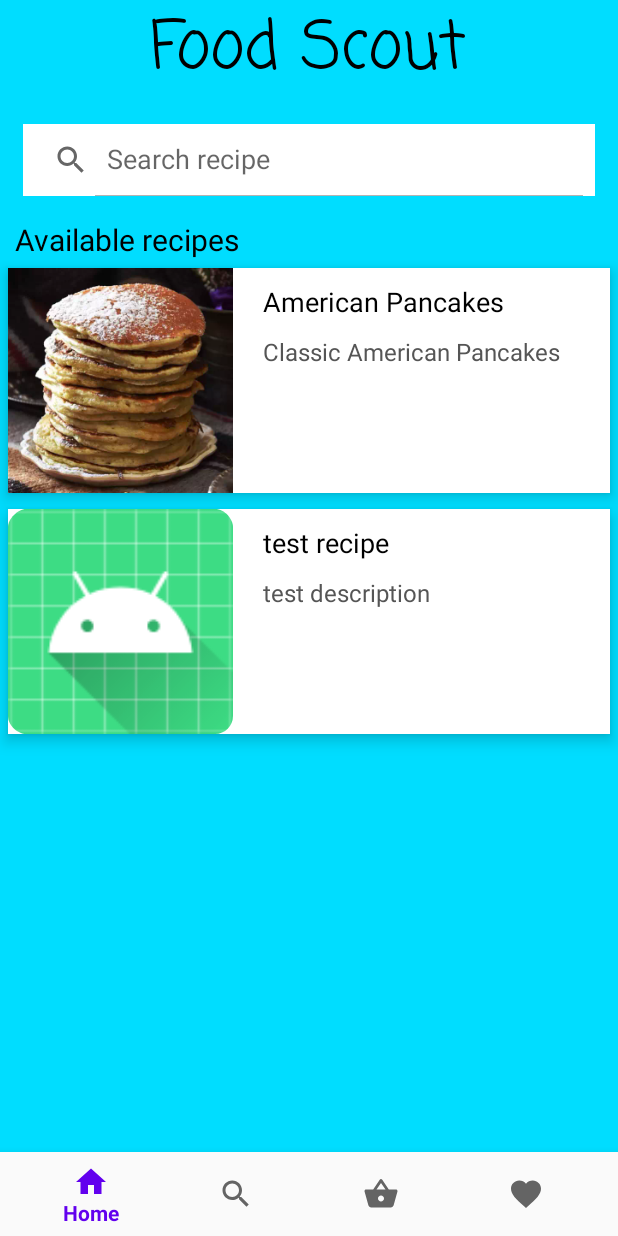
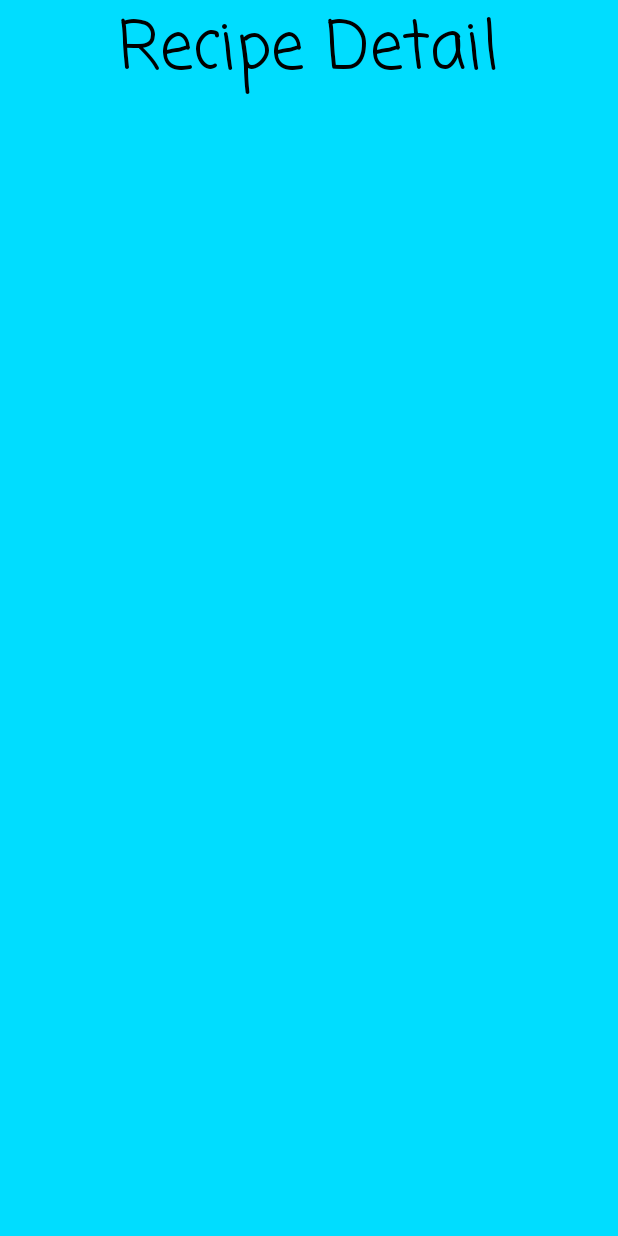
Before and after one commit to LePeppino/Resteverwerter, an Android app: the screen it shows after launch (MainActivity before the commit, RecipeDetailActivity after it), after a tap on an icon or button, on a phone screen of 412 x 824 dp. Run offline under Robolectric (Android 15) with nearby library versions, the phone set to English and light mode, and no system bars; our stand-ins replace Room's generated code; pictures from the network do not load.

Commit message:
revamped database with cross-refs, added empty recipeDetailActivity

```diff
--- a/app/build.gradle
+++ b/app/build.gradle
@@ -31,6 +31,7 @@ dependencies {
     implementation fileTree(dir: "libs", include: ["*.jar"])
     implementation 'androidx.appcompat:appcompat:1.2.0'
     implementation 'androidx.constraintlayout:constraintlayout:2.0.4'
+    implementation 'androidx.legacy:legacy-support-v4:1.0.0'
 
     testImplementation 'junit:junit:4.13.1'
 
--- a/app/src/main/AndroidManifest.xml
+++ b/app/src/main/AndroidManifest.xml
@@ -4,12 +4,13 @@
 
     <application
         android:allowBackup="true"
-        android:requestLegacyExternalStorage="true"
         android:icon="@mipmap/ic_launcher"
         android:label="@string/app_name"
+        android:requestLegacyExternalStorage="true"
         android:roundIcon="@mipmap/ic_launcher_round"
         android:supportsRtl="true"
         android:theme="@style/AppTheme">
+        <activity android:name=".ui.RecipeDetailActivity"></activity>
         <activity android:name=".MainActivity">
             <intent-filter>
                 <action android:name="android.intent.action.MAIN" />
--- a/app/src/main/java/de/prog3/proj2021/MainActivity.java
+++ b/app/src/main/java/de/prog3/proj2021/MainActivity.java
@@ -37,8 +37,17 @@ public class MainActivity extends AppCompatActivity {
         BottomNavigationView bottomNavigationView = findViewById(R.id.bottom_nav);
         bottomNavigationView.setOnNavigationItemSelectedListener(navListener);
 
+        //set starting fragment as home
+        Fragment startingFragment = new FragmentHome();
+
+        getSupportFragmentManager().beginTransaction()
+                .replace(R.id.fragment_container, startingFragment)
+                .commit();
     }
 
+    /*
+    * BottomNavBar Listener with fragment switcher
+    * */
     @SuppressLint("NonConstantResourceId")
     private final BottomNavigationView.OnNavigationItemSelectedListener navListener =
             item -> { //OnNavigationItemSelectedListener lambda expression
--- a/app/src/main/java/de/prog3/proj2021/adapters/RecipeRecyclerViewAdapter.java
+++ b/app/src/main/java/de/prog3/proj2021/adapters/RecipeRecyclerViewAdapter.java
@@ -1,6 +1,14 @@
 package de.prog3.proj2021.adapters;
 
+/*
+ * RecyclerViewAdapter holds all the ViewHolders filled
+ * with the Views to display the recipes on home screen.
+ *
+ * File author: Giuseppe Buccellato
+ * */
+
 import android.content.Context;
+import android.content.Intent;
 import android.net.Uri;
 import android.view.LayoutInflater;
 import android.view.View;
@@ -17,15 +25,10 @@ import com.bumptech.glide.Glide;
 import java.util.ArrayList;
 import java.util.List;
 
+import de.prog3.proj2021.MainActivity;
 import de.prog3.proj2021.R;
 import de.prog3.proj2021.models.Recipe;
-
-/*
-* RecyclerViewAdapter holds all the ViewHolders filled
-* with the Views to display the recipes on home screen.
-*
-* File author: Giuseppe Buccellato
-* */
+import de.prog3.proj2021.ui.RecipeDetailActivity;
 
 public class RecipeRecyclerViewAdapter extends RecyclerView.Adapter<RecipeRecyclerViewAdapter.RecipeHolder>{
 
@@ -67,8 +70,12 @@ public class RecipeRecyclerViewAdapter extends RecyclerView.Adapter<RecipeRecycl
         holder.parentLayout.setOnClickListener(new View.OnClickListener() {
             @Override
             public void onClick(View view) {
-                //TODO: open up recipe details
+                //get ID of currentRecipe and pass to new Activity
+                int currentRecipeId = currentRecipe.getRecipeIdId();
 
+                Intent intent = new Intent(mContext, RecipeDetailActivity.class);
+                intent.putExtra("currentRecipeId", currentRecipeId);
+                mContext.startActivity(intent);
             }
         });
     }
@@ -84,9 +91,9 @@ public class RecipeRecyclerViewAdapter extends RecyclerView.Adapter<RecipeRecycl
     }
 
     public static class RecipeHolder extends RecyclerView.ViewHolder{
-        private ImageView image;
-        private TextView name;
-        private TextView description;
+        private final ImageView image;
+        private final TextView name;
+        private final TextView description;
         RelativeLayout parentLayout;
 
         public RecipeHolder(@NonNull View itemView) {
--- a/app/src/main/java/de/prog3/proj2021/db/IngredientDao.java
+++ b/app/src/main/java/de/prog3/proj2021/db/IngredientDao.java
@@ -29,9 +29,6 @@ public interface IngredientDao {
     @Delete
     void deleteIngredient(Ingredient... ingredients); //attempts to delete one or more ingredients
 
-    @Query("DELETE FROM ingredient_table")
-    void deleteAllIngredients();
-
     @Query("SELECT * FROM ingredient_table")
     LiveData<List<Ingredient>> getIngredients();
 
--- a/app/src/main/java/de/prog3/proj2021/db/RecipeDao.java
+++ b/app/src/main/java/de/prog3/proj2021/db/RecipeDao.java
@@ -2,6 +2,7 @@ package de.prog3.proj2021.db;
 
 /*
  * Data Access Object for Recipe Model
+ * and for RecipeWithIngredientCrossRef
  *
  * File author: Giuseppe Buccellato
  */
@@ -24,14 +25,21 @@ public interface RecipeDao {
     @Insert(onConflict = OnConflictStrategy.REPLACE)
     void insertRecipe(Recipe recipe);
 
+    @Insert(onConflict = OnConflictStrategy.REPLACE)
+    void insertRecipeWithIngredients(RecipeIngredientCrossRef recipeIngredientCrossRef);
+
     @Update
     void updateRecipe(Recipe recipe);
+
+    @Update
+    void updateRecipeWithIngredients(RecipeIngredientCrossRef recipeIngredientCrossRef);
 
     @Delete
     void deleteRecipe(Recipe... recipes);
 
-    @Query("DELETE FROM recipe_table")
-    void deleteAllRecipes();
+    @Delete
+    void deleteRecipeWithIngredients(RecipeIngredientCrossRef... recipeIngredientCrossRefs);
+
 
     @Query("SELECT * FROM recipe_table")
     LiveData<List<Recipe>> getRecipes();
--- a/app/src/main/java/de/prog3/proj2021/db/ShoppingListDao.java
+++ b/app/src/main/java/de/prog3/proj2021/db/ShoppingListDao.java
@@ -12,6 +12,7 @@ import androidx.room.Delete;
 import androidx.room.Insert;
 import androidx.room.OnConflictStrategy;
 import androidx.room.Query;
+import androidx.room.Transaction;
 import androidx.room.Update;
 
 import java.util.List;
@@ -23,13 +24,23 @@ public interface ShoppingListDao {
     @Insert(onConflict = OnConflictStrategy.REPLACE)
     void insertShoppingList(ShoppingList shoppingList);
 
+    @Insert(onConflict = OnConflictStrategy.REPLACE)
+    void insertShoppingListWithIngredients(ShoppingListIngredientCrossRef shoppingListIngredientCrossRef);
+
     @Update
     void updateShoppingList(ShoppingList shoppingList);
+
+    @Update
+    void updateShoppingListWithIngredients(ShoppingListIngredientCrossRef shoppingListIngredientCrossRef);
 
     @Delete
     void deleteShoppingList(ShoppingList shoppingList);
 
+    @Delete
+    void deleteShoppingListWithIngredients(ShoppingListIngredientCrossRef shoppingListIngredientCrossRef);
+
+    @Transaction
     @Query("SELECT * FROM shoppingList_table")
-    LiveData<List<ShoppingList>> getAllShoppingLists();
+    LiveData<List<ShoppingListWithIngredients>> getShoppingListWithIngredients();
 
 }
--- a/app/src/main/java/de/prog3/proj2021/db/UserDao.java
+++ b/app/src/main/java/de/prog3/proj2021/db/UserDao.java
@@ -30,10 +30,9 @@ public interface UserDao {
     @Delete
     void deleteUser(User user);
 
-    // Transaction to return all instances for the relation atomically
     @Transaction
     @Query("SELECT * FROM user_table")
-    LiveData<List<UserWithFavouriteList>> getUsersWithFavouriteLists();
+    LiveData<List<UserWithFavouriteList>> getUserWithFavouriteList();
 
     @Transaction
     @Query("SELECT * FROM user_table")
--- a/app/src/main/java/de/prog3/proj2021/repositories/FavouriteRecipeRepository.java
+++ b/app/src/main/java/de/prog3/proj2021/repositories/FavouriteRecipeRepository.java
@@ -32,7 +32,9 @@ public class FavouriteRecipeRepository {
     }
 
     //getter and setter for favouriteList dataSet
-    public LiveData<List<FavouritesWithRecipes>> getFavouritesWithRecipes() { return dataSet;}
+    public LiveData<List<FavouritesWithRecipes>> getFavouritesWithRecipes() {
+        return dataSet;
+    }
 
     private void updateFavouritesWithRecipes(){
         dataSet = favouriteListDao.getFavouritesWithRecipes();
--- /dev/null
+++ b/app/src/main/java/de/prog3/proj2021/ui/RecipeDetailActivity.java
@@ -0,0 +1,47 @@
+package de.prog3.proj2021.ui;
+
+/*
+ * UI RecipeDetailActivity.
+ * Gets passed the recipeId of the chosen recipe.
+ * Instantiates a ViewModel to retrieve
+ * recipe + ingredient data from repository.
+ *
+ *
+ * File authors: Giuseppe Buccellato
+ */
+
+import androidx.appcompat.app.AppCompatActivity;
+import androidx.lifecycle.ViewModelProvider;
+
+import android.content.Intent;
+import android.os.Bundle;
+import android.widget.Toast;
+
+import de.prog3.proj2021.R;
+import de.prog3.proj2021.viewmodels.MainActivityViewModel;
+
+public class RecipeDetailActivity extends AppCompatActivity {
+
+    private MainActivityViewModel mMainActivityViewModel;
+
+    int currentRecipeId = 1;
+
+
+    @Override
+    protected void onCreate(Bundle savedInstanceState) {
+        super.onCreate(savedInstanceState);
+        setContentView(R.layout.activity_recipe_detail);
+
+        //get recipeId from chosen recipe
+        Bundle extras = getIntent().getExtras();
+        if(extras != null) {
+            currentRecipeId = extras.getInt("currentRecipeId");
+        }
+
+        //TODO: show details for chosen recipe
+
+
+    }
+
+
+}
--- /dev/null
+++ b/app/src/main/res/layout/activity_recipe_detail.xml
@@ -0,0 +1,13 @@
+<?xml version="1.0" encoding="utf-8"?>
+<RelativeLayout xmlns:android="http://schemas.android.com/apk/res/android"
+    xmlns:tools="http://schemas.android.com/tools"
+    android:layout_width="match_parent"
+    android:layout_height="match_parent"
+    tools:context=".ui.RecipeDetailActivity"
+    android:background="@android:color/holo_blue_bright">
+
+    <TextView
+        style="@style/FragmentTitleText"
+        android:text="@string/title_recipe_detail"/>
+
+</RelativeLayout>
--- a/app/src/main/res/values/strings.xml
+++ b/app/src/main/res/values/strings.xml
@@ -9,7 +9,7 @@
     <string name="recipe_recyclerView_title">Available recipes</string>
 
     <!-- TODO: Remove or change this placeholder text -->
-    <string name="hello_blank_fragment">Hello blank fragment</string>
+    <string name="title_recipe_detail">Recipe Detail</string>
     <string name="title_home">Home</string>
     <string name="title_search">Picker</string>
     <string name="title_favorites">Favorites</string>
```
Also changed, not shown: app/src/main/java/de/prog3/proj2021/repositories/IngredientRepository.java (+0 -7 lines), app/src/main/java/de/prog3/proj2021/repositories/RecipeRepository.java (+21 -7 lines), app/src/main/java/de/prog3/proj2021/repositories/ShoppingListRepository.java (added, +80 -0 lines), app/src/main/assets/database/food_scout.db.
